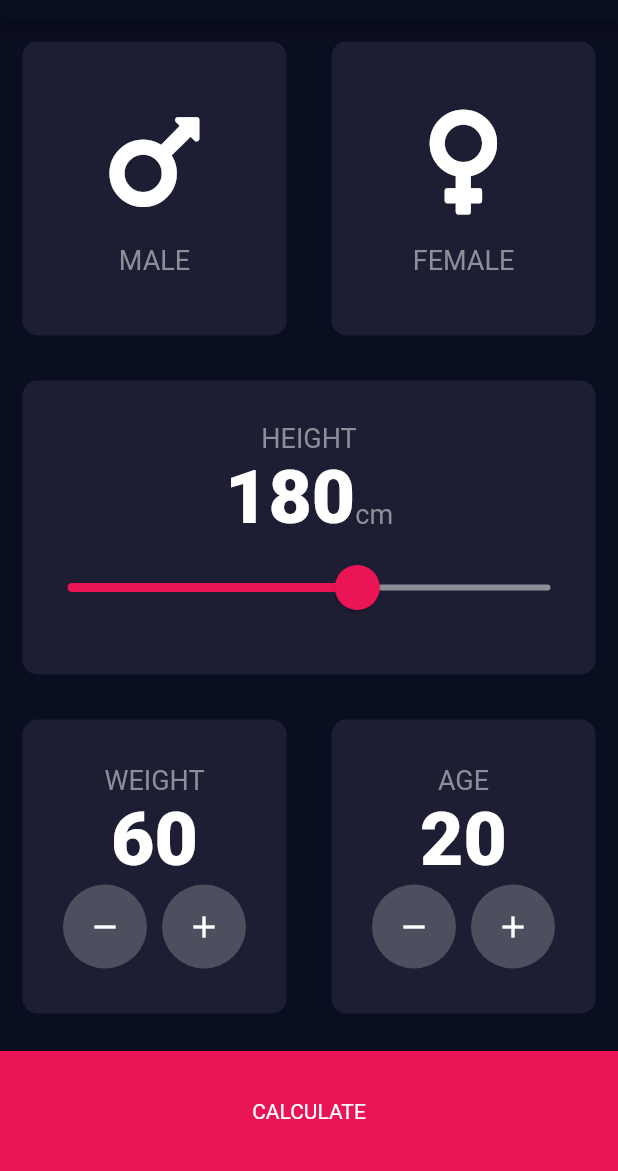
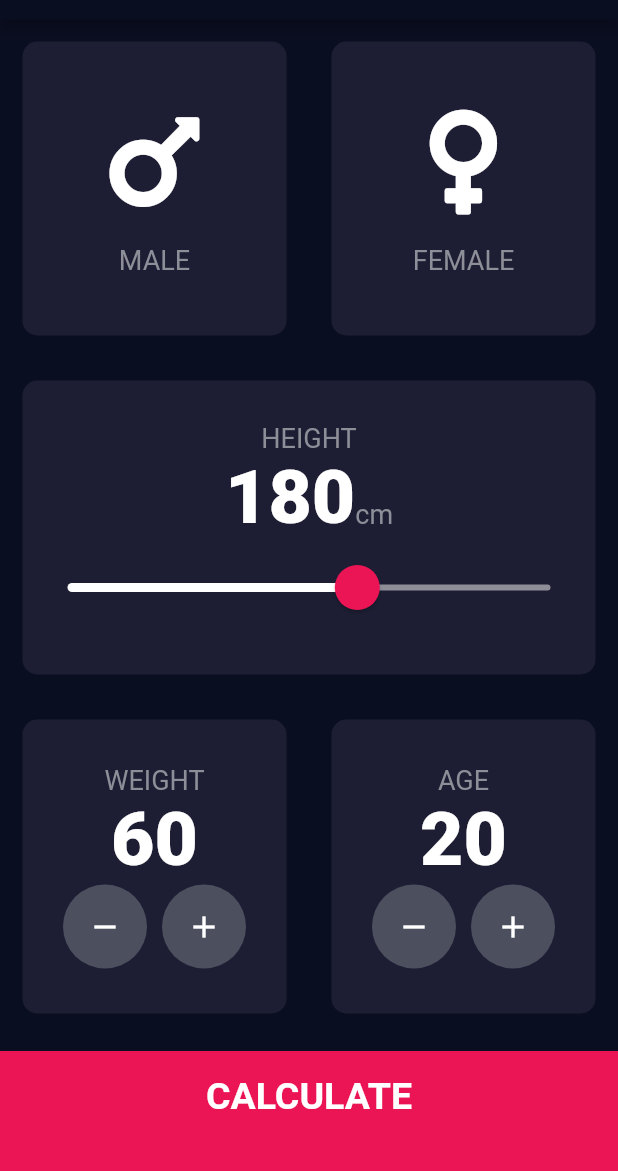
Before and after one commit to itayxsagiv/bmi-calculator-flutter, a Flutter app: the screen it shows after launch, on a phone screen of 412 x 824 dp, the part 65-1236 px from its top. Run offline on Flutter 3.47's test engine with Material 2 defaults, Android fonts, the phone set to English and light mode, and no system bars; our stand-ins replace font_awesome_flutter.

```diff
--- /dev/null
+++ b/lib/components/bottom_button.dart
@@ -0,0 +1,33 @@
+import 'package:bmi_calculator/constants.dart';
+import 'package:flutter/material.dart';
+
+class BottomButton extends StatelessWidget {
+  final Function onTap;
+  final String buttonTitle;
+
+  BottomButton({@required this.onTap, @required this.buttonTitle});
+
+  @override
+  Widget build(BuildContext context) {
+    return GestureDetector(
+      onTap: onTap,
+      child: Container(
+        child: Center(
+          child: Text(
+            buttonTitle,
+            style: kLargeButtonTextStyle,
+          ),
+        ),
+        padding: EdgeInsets.only(
+          bottom: 20,
+        ),
+        color: kBottomContainerColor,
+        margin: EdgeInsets.only(
+          top: 10,
+        ),
+        height: kBottomContainerHeight,
+        width: double.infinity,
+      ),
+    );
+  }
+}
--- /dev/null
+++ b/lib/components/round_icon_button.dart
@@ -0,0 +1,23 @@
+import 'package:flutter/material.dart';
+
+class RoundIconButton extends StatelessWidget {
+  final IconData icon;
+  final Function onPressed;
+
+  RoundIconButton({this.icon, this.onPressed});
+
+  @override
+  Widget build(BuildContext context) {
+    return RawMaterialButton(
+      onPressed: onPressed,
+      child: Icon(icon),
+      elevation: 0,
+      constraints: BoxConstraints.tightFor(
+        width: 56,
+        height: 56,
+      ),
+      shape: CircleBorder(),
+      fillColor: Color(0xff4c4f5e),
+    );
+  }
+}
--- a/lib/main.dart
+++ b/lib/main.dart
@@ -1,7 +1,6 @@
-import 'package:bmi_calculator/results_page.dart';
+import 'package:bmi_calculator/screens/input_page.dart';
+import 'package:bmi_calculator/screens/results_page.dart';
 import 'package:flutter/material.dart';
-
-import 'input_page.dart';
 
 void main() => runApp(BMICalculator());
 
--- a/lib/input_page.dart
+++ b/lib/screens/input_page.dart
@@ -1,6 +1,8 @@
+import 'package:bmi_calculator/components/bottom_button.dart';
+import 'package:bmi_calculator/components/reusable_card.dart';
 import 'package:bmi_calculator/constants.dart';
-import 'package:bmi_calculator/icon_content.dart';
-import 'package:bmi_calculator/reusable_card.dart';
+import 'package:bmi_calculator/components/icon_content.dart';
+import 'package:bmi_calculator/components/round_icon_button.dart';
 import 'package:flutter/material.dart';
 import 'package:font_awesome_flutter/font_awesome_flutter.dart';
 
@@ -99,7 +101,7 @@ class _InputPageState extends State<InputPage> {
                         overlayRadius: 30,
                       ),
                       inactiveTrackColor: Color(0xff8d8e98),
-                      activeTrackColor: Color(0xffeb1555),
+                      activeTrackColor: Colors.white,
                       overlayColor: Color(0x29eb1555),
                     ),
                     child: Slider(
@@ -207,46 +209,14 @@ class _InputPageState extends State<InputPage> {
               ],
             ),
           ),
-          GestureDetector(
+          BottomButton(
             onTap: () {
               Navigator.pushNamed(context, '/results');
             },
-            child: Container(
-              child: Center(
-                child: Text(
-                  'CALCULATE',
-                ),
-              ),
-              color: kBottomContainerColor,
-              margin: EdgeInsets.only(top: 10),
-              height: kBottomContainerHeight,
-              width: double.infinity,
-            ),
+            buttonTitle: 'CALCULATE',
           ),
         ],
       ),
     );
   }
 }
-
-class RoundIconButton extends StatelessWidget {
-  final IconData icon;
-  final Function onPressed;
-
-  RoundIconButton({this.icon, this.onPressed});
-
-  @override
-  Widget build(BuildContext context) {
-    return RawMaterialButton(
-      onPressed: onPressed,
-      child: Icon(icon),
-      elevation: 0,
-      constraints: BoxConstraints.tightFor(
-        width: 56,
-        height: 56,
-      ),
-      shape: CircleBorder(),
-      fillColor: Color(0xff4c4f5e),
-    );
-  }
-}
```
Also changed, not shown: lib/constants.dart (+26 -0 lines), lib/results_page.dart (deleted, +0 -19 lines), lib/screens/results_page.dart (added, +68 -0 lines), lib/components/icon_content.dart (renamed from lib/icon_content.dart), lib/components/reusable_card.dart (renamed from lib/reusable_card.dart).
